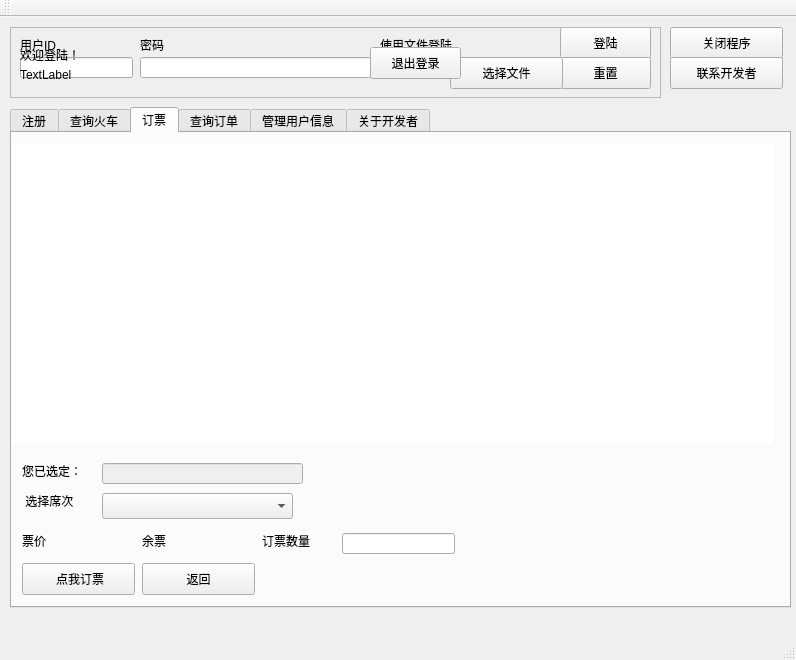
Before: the Qt Designer form QtPartB/mainwindow.ui in peterzheng98/2017-2018-B_DS_TrainTicketBooking, drawn with Qt 5.
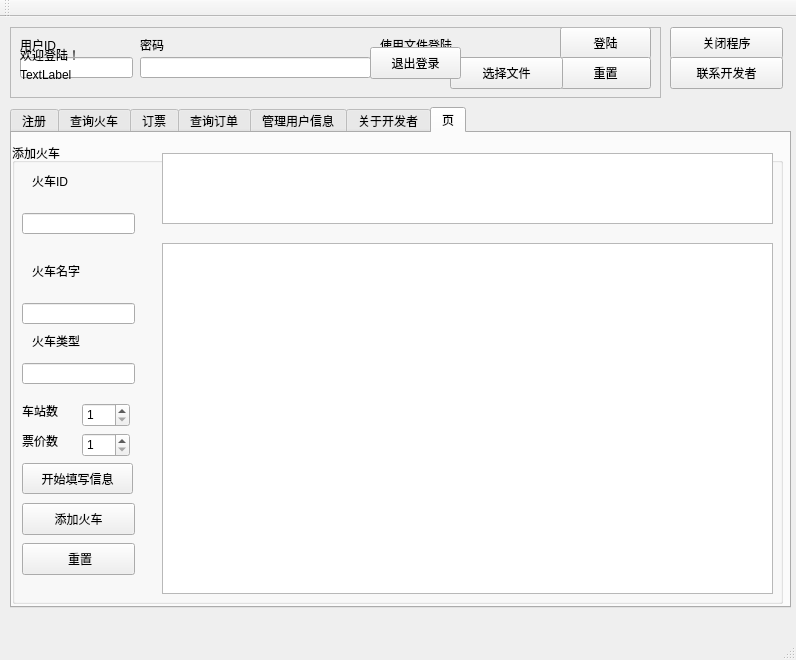
After: the same form once the commit is applied. Icons and pictures are not drawn.

Commit message: [Develop 2-1N]

What changed in the file:
```diff
--- a/QtPartB/mainwindow.ui
+++ b/QtPartB/mainwindow.ui
@@ -189,7 +189,7 @@
      <string notr="true"/>
     </property>
     <property name="currentIndex">
-     <number>2</number>
+     <number>6</number>
     </property>
     <widget class="QWidget" name="tab_5">
      <attribute name="title">
@@ -210,7 +210,7 @@
       <property name="frameShadow">
        <enum>QFrame::Raised</enum>
       </property>
-      <widget class="QLabel" name="label_14">
+      <widget class="QLabel" name="userInfo_id">
        <property name="geometry">
         <rect>
          <x>70</x>
@@ -630,172 +630,6 @@
         <string>换乘</string>
        </property>
       </widget>
-      <widget class="QGroupBox" name="groupBox_3">
-       <property name="geometry">
-        <rect>
-         <x>60</x>
-         <y>270</y>
-         <width>541</width>
-         <height>151</height>
-        </rect>
-       </property>
-       <property name="title">
-        <string>添加火车</string>
-       </property>
-       <widget class="QLabel" name="label_30">
-        <property name="geometry">
-         <rect>
-          <x>10</x>
-          <y>40</y>
-          <width>51</width>
-          <height>16</height>
-         </rect>
-        </property>
-        <property name="text">
-         <string>&lt;html&gt;&lt;head/&gt;&lt;body&gt;&lt;p&gt;火车ID&lt;/p&gt;&lt;/body&gt;&lt;/html&gt;</string>
-        </property>
-       </widget>
-       <widget class="QLineEdit" name="addTrainBox_tid">
-        <property name="geometry">
-         <rect>
-          <x>90</x>
-          <y>40</y>
-          <width>113</width>
-          <height>21</height>
-         </rect>
-        </property>
-       </widget>
-       <widget class="QLineEdit" name="addTrainBox_tname">
-        <property name="geometry">
-         <rect>
-          <x>90</x>
-          <y>70</y>
-          <width>113</width>
-          <height>21</height>
-         </rect>
-        </property>
-       </widget>
-       <widget class="QComboBox" name="addTrainBox_cata">
-        <property name="geometry">
-         <rect>
-          <x>90</x>
-          <y>100</y>
-          <width>104</width>
-          <height>26</height>
-         </rect>
-        </property>
-       </widget>
-       <widget class="QLabel" name="label_31">
-        <property name="geometry">
-         <rect>
-          <x>10</x>
-          <y>70</y>
-          <width>60</width>
-          <height>16</height>
-         </rect>
-        </property>
-        <property name="text">
-         <string>名字</string>
-        </property>
-       </widget>
-       <widget class="QLabel" name="label_32">
-        <property name="geometry">
-         <rect>
-          <x>10</x>
-          <y>100</y>
-          <width>60</width>
-          <height>16</height>
-         </rect>
-        </property>
-        <property name="text">
-         <string>类型</string>
-        </property>
-       </widget>
-       <widget class="QLabel" name="label_33">
-        <property name="geometry">
-         <rect>
-          <x>230</x>
-          <y>40</y>
-          <width>51</width>
-          <height>16</height>
-         </rect>
-        </property>
-        <property name="text">
-         <string>车站数</string>
-        </property>
-       </widget>
-       <widget class="QSpinBox" name="addTrainBox_stat_num">
-        <property name="geometry">
-         <rect>
-          <x>290</x>
-          <y>40</y>
-          <width>48</width>
-          <height>24</height>
-         </rect>
-        </property>
-        <property name="minimum">
-         <number>1</number>
-        </property>
-        <property name="maximum">
-         <number>60</number>
-        </property>
-       </widget>
-       <widget class="QSpinBox" name="addTrainBox_price_num">
-        <property name="geometry">
-         <rect>
-          <x>290</x>
-          <y>70</y>
-          <width>48</width>
-          <height>24</height>
-         </rect>
-        </property>
-        <property name="minimum">
-         <number>1</number>
-        </property>
-        <property name="maximum">
-         <number>5</number>
-        </property>
-       </widget>
-       <widget class="QLabel" name="label_34">
-        <property name="geometry">
-         <rect>
-          <x>230</x>
-          <y>70</y>
-          <width>51</width>
-          <height>16</height>
-         </rect>
-        </property>
-        <property name="text">
-         <string>票价数</string>
-        </property>
-       </widget>
-       <widget class="QPushButton" name="addTrainBox_button_add">
-        <property name="geometry">
-         <rect>
-          <x>400</x>
-          <y>50</y>
-          <width>113</width>
-          <height>32</height>
-         </rect>
-        </property>
-        <property name="text">
-         <string>添加火车</string>
-        </property>
-       </widget>
-       <widget class="QPushButton" name="addTrainBox_reset">
-        <property name="geometry">
-         <rect>
-          <x>400</x>
-          <y>90</y>
-          <width>113</width>
-          <height>32</height>
-         </rect>
-        </property>
-        <property name="text">
-         <string> 重置</string>
-        </property>
-       </widget>
-      </widget>
      </widget>
     </widget>
     <widget class="QWidget" name="tab_2">
@@ -1552,6 +1386,210 @@
       </widget>
      </widget>
     </widget>
+    <widget class="QWidget" name="tab_6">
+     <attribute name="title">
+      <string>页</string>
+     </attribute>
+     <widget class="QGroupBox" name="groupBox_4">
+      <property name="geometry">
+       <rect>
+        <x>0</x>
+        <y>10</y>
+        <width>771</width>
+        <height>461</height>
+       </rect>
+      </property>
+      <property name="title">
+       <string>添加火车</string>
+      </property>
+      <widget class="QLabel" name="label_42">
+       <property name="geometry">
+        <rect>
+         <x>10</x>
+         <y>260</y>
+         <width>51</width>
+         <height>16</height>
+        </rect>
+       </property>
+       <property name="text">
+        <string>车站数</string>
+       </property>
+      </widget>
+      <widget class="QSpinBox" name="addTrainBox_stat_num">
+       <property name="geometry">
+        <rect>
+         <x>70</x>
+         <y>260</y>
+         <width>48</width>
+         <height>24</height>
+        </rect>
+       </property>
+       <property name="minimum">
+        <number>1</number>
+       </property>
+       <property name="maximum">
+        <number>60</number>
+       </property>
+      </widget>
+      <widget class="QSpinBox" name="addTrainBox_price_num">
+       <property name="geometry">
+        <rect>
+         <x>70</x>
+         <y>290</y>
+         <width>48</width>
+         <height>24</height>
+        </rect>
+       </property>
+       <property name="minimum">
+        <number>1</number>
+       </property>
+       <property name="maximum">
+        <number>5</number>
+       </property>
+      </widget>
+      <widget class="QLabel" name="label_43">
+       <property name="geometry">
+        <rect>
+         <x>10</x>
+         <y>290</y>
+         <width>51</width>
+         <height>16</height>
+        </rect>
+       </property>
+       <property name="text">
+        <string>票价数</string>
+       </property>
+      </widget>
+      <widget class="QPushButton" name="addTrainBox_button_add_2">
+       <property name="geometry">
+        <rect>
+         <x>10</x>
+         <y>360</y>
+         <width>113</width>
+         <height>32</height>
+        </rect>
+       </property>
+       <property name="text">
+        <string>添加火车</string>
+       </property>
+      </widget>
+      <widget class="QPushButton" name="addTrainBox_reset_2">
+       <property name="geometry">
+        <rect>
+         <x>10</x>
+         <y>400</y>
+         <width>113</width>
+         <height>32</height>
+        </rect>
+       </property>
+       <property name="text">
+        <string> 重置</string>
+       </property>
+      </widget>
+      <widget class="QPushButton" name="pushButton_4">
+       <property name="geometry">
+        <rect>
+         <x>10</x>
+         <y>320</y>
+         <width>111</width>
+         <height>31</height>
+        </rect>
+       </property>
+       <property name="text">
+        <string>开始填写信息</string>
+       </property>
+      </widget>
+      <widget class="QTableWidget" name="add_train">
+       <property name="geometry">
+        <rect>
+         <x>150</x>
+         <y>100</y>
+         <width>611</width>
+         <height>351</height>
+        </rect>
+       </property>
+      </widget>
+      <widget class="QTableWidget" name="add_ticketname">
+       <property name="geometry">
+        <rect>
+         <x>150</x>
+         <y>10</y>
+         <width>611</width>
+         <height>71</height>
+        </rect>
+       </property>
+      </widget>
+      <widget class="QLineEdit" name="add_train_id">
+       <property name="geometry">
+        <rect>
+         <x>10</x>
+         <y>70</y>
+         <width>113</width>
+         <height>21</height>
+        </rect>
+       </property>
+      </widget>
+      <widget class="QLineEdit" name="add_train_name">
+       <property name="geometry">
+        <rect>
+         <x>10</x>
+         <y>160</y>
+         <width>113</width>
+         <height>21</height>
+        </rect>
+       </property>
+      </widget>
+      <widget class="QLabel" name="label_14">
+       <property name="geometry">
+        <rect>
+         <x>20</x>
+         <y>30</y>
+         <width>72</width>
+         <height>15</height>
+        </rect>
+       </property>
+       <property name="text">
+        <string>火车ID</string>
+       </property>
+      </widget>
+      <widget class="QLabel" name="label_30">
+       <property name="geometry">
+        <rect>
+         <x>20</x>
+         <y>120</y>
+         <width>72</width>
+         <height>15</height>
+        </rect>
+       </property>
+       <property name="text">
+        <string>火车名字</string>
+       </property>
+      </widget>
+      <widget class="QLabel" name="label_31">
+       <property name="geometry">
+        <rect>
+         <x>20</x>
+         <y>190</y>
+         <width>72</width>
+         <height>15</height>
+        </rect>
+       </property>
+       <property name="text">
+        <string>火车类型</string>
+       </property>
+      </widget>
+      <widget class="QLineEdit" name="add_train_cata">
+       <property name="geometry">
+        <rect>
+         <x>10</x>
+         <y>220</y>
+         <width>113</width>
+         <height>21</height>
+        </rect>
+       </property>
+      </widget>
+     </widget>
+    </widget>
    </widget>
    <widget class="QFrame" name="userFrame">
     <property name="geometry">
```
Left out of the diff: 51 changed lines with no effect on the pictures. The commit also changes 2 other files.
